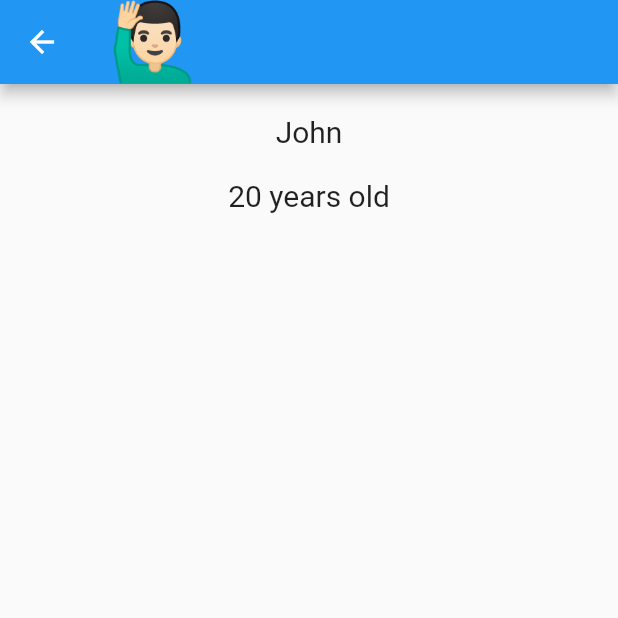
After one commit to ndenisj/flutter-animations, a Flutter app: the HeroAnimation screen opened directly, after a tap on "🙋🏻‍♂️", on a phone screen of 412 x 824 dp, the top half of it. The commit adds this screen. Run offline on Flutter 3.47's test engine with Material 2 defaults, Android fonts, the phone set to English and light mode, and no system bars.

Commit message:
Hero animation

```diff
--- /dev/null
+++ b/lib/screens/hero_animation.dart
@@ -0,0 +1,120 @@
+import 'package:flutter/material.dart';
+
+class HeroAnimation extends StatelessWidget {
+  const HeroAnimation({super.key});
+
+  @override
+  Widget build(BuildContext context) {
+    return Scaffold(
+      appBar: AppBar(
+        title: Text("People"),
+      ),
+      body: ListView.builder(
+        itemCount: people.length,
+        itemBuilder: (context, index) {
+          final person = people[index];
+          return ListTile(
+            onTap: () {
+              Navigator.of(context).push(
+                MaterialPageRoute(
+                  builder: (context) => DetailsPage(person: person),
+                ),
+              );
+            },
+            leading: Hero(
+              tag: person.name,
+              child: Material(
+                color: Colors.transparent,
+                child: Text(
+                  person.emoji,
+                  style: TextStyle(fontSize: 40),
+                ),
+              ),
+            ),
+            title: Text(person.name),
+            subtitle: Text('${person.age} years'),
+            trailing: Icon(Icons.arrow_forward_ios),
+          );
+        },
+      ),
+    );
+  }
+}
+
+class DetailsPage extends StatelessWidget {
+  final Person person;
+  const DetailsPage({super.key, required this.person});
+
+  @override
+  Widget build(BuildContext context) {
+    return Scaffold(
+      appBar: AppBar(
+        title: Hero(
+          flightShuttleBuilder: (flightContext, animation, flightDirection,
+              fromHeroContext, toHeroContext) {
+            switch (flightDirection) {
+              case HeroFlightDirection.push:
+                return Material(
+                  color: Colors.transparent,
+                  child: ScaleTransition(
+                      scale: animation.drive(
+                        Tween<double>(
+                          begin: 0.0,
+                          end: 1.0,
+                        ).chain(
+                          CurveTween(
+                            curve: Curves.fastLinearToSlowEaseIn,
+                          ),
+                        ),
+                      ),
+                      child: toHeroContext.widget),
+                );
+
+              case HeroFlightDirection.pop:
+                return Material(
+                  color: Colors.transparent,
+                  child: fromHeroContext.widget,
+                );
+            }
+          },
+          tag: person.name,
+          child: Text(
+            person.emoji,
+            style: TextStyle(fontSize: 50),
+          ),
+        ),
+      ),
+      body: Center(
+        child: Column(
+          children: [
+            SizedBox(height: 20),
+            Text(
+              person.name,
+              style: TextStyle(fontSize: 20),
+            ),
+            SizedBox(height: 20),
+            Text(
+              "${person.age} years old",
+              style: TextStyle(fontSize: 20),
+            ),
+          ],
+        ),
+      ),
+    );
+  }
+}
+
+@immutable
+class Person {
+  final String name;
+  final int age;
+  final String emoji;
+
+  const Person({required this.name, required this.age, required this.emoji});
+}
+
+const people = [
+  Person(name: 'John', age: 20, emoji: '🙋🏻‍♂️'),
+  Person(name: 'Jane', age: 21, emoji: '👸🏽'),
+  Person(name: 'Jack', age: 22, emoji: '🧔🏿‍♂️'),
+];
```
Also changed, not shown: lib/main.dart (+27 -1 lines), lib/screens/cube_3d_animation.dart (added, +15 -0 lines).
